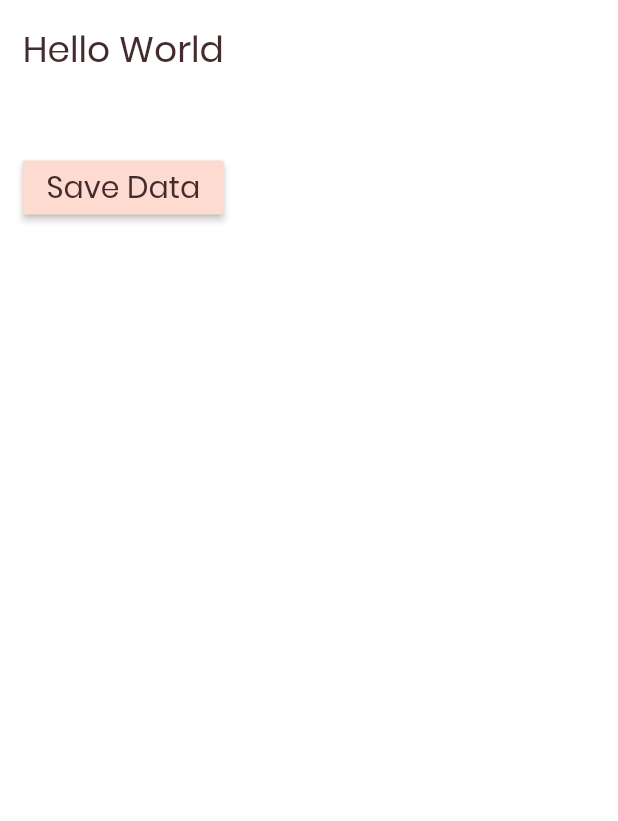
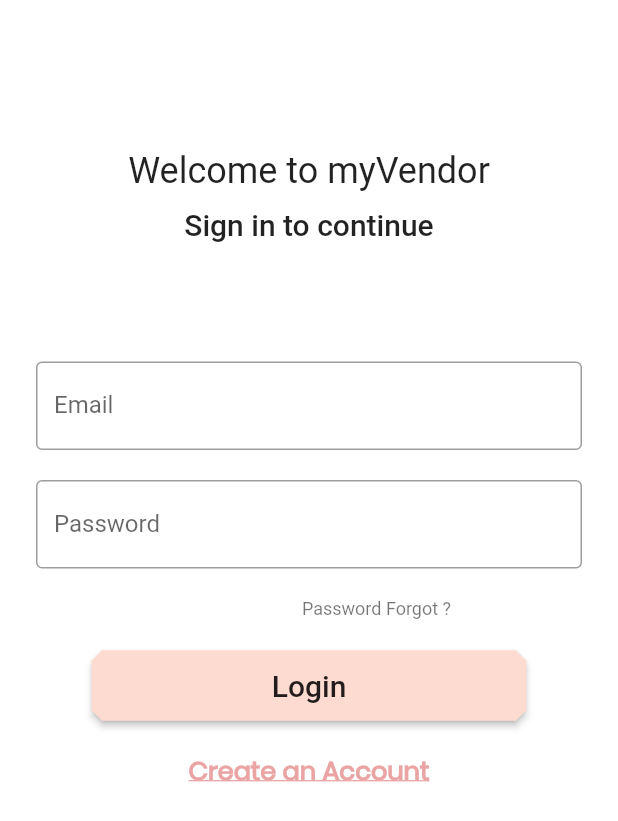
Before and after one commit to verdotte/my-vendor, a Flutter app: the screen it shows after launch, on a phone screen of 412 x 824 dp. Shown: the top 821 px of the screen. Run offline on Flutter 3.47's test engine with Material 2 defaults, Android fonts, the phone set to English and light mode, and no system bars.

Commit message:
Auth pages design and validation

```diff
--- a/lib/component/colors.dart
+++ b/lib/component/colors.dart
@@ -11,3 +11,11 @@ const mSellerErrorRed = const Color(0xFFC5032B);
 
 const mSellerSurfaceWhite = const Color(0xFFFFFBFA);
 const mSellerBackgroundWhite = Colors.white;
+
+const linkStyle = TextStyle(
+  color: mSeller400,
+  fontWeight: FontWeight.bold,
+  decoration: TextDecoration.underline,
+  fontFamily: 'Poppin',
+  fontSize: 17.0,
+);
--- /dev/null
+++ b/lib/screen/login.dart
@@ -0,0 +1,108 @@
+import 'package:flutter/cupertino.dart';
+import 'package:flutter/material.dart';
+import 'package:vendor/validator/validation.dart';
+import 'package:vendor/component/colors.dart';
+
+class Login extends StatefulWidget {
+  @override
+  _LoginState createState() => _LoginState();
+}
+
+class _LoginState extends State<Login> {
+  GlobalKey<FormState> _loginKey = GlobalKey();
+  bool _valid = false;
+
+  @override
+  Widget build(BuildContext context) {
+    return Scaffold(
+      body: SafeArea(
+        child: ListView(
+          padding: EdgeInsets.symmetric(horizontal: 24.0),
+          children: <Widget>[
+            Form(
+              key: _loginKey,
+              autovalidate: _valid,
+              child: Column(
+                children: <Widget>[
+                  SizedBox(height: 100.0),
+                  Text(
+                    'Welcome to myVendor',
+                    style: Theme.of(context).textTheme.headline,
+                  ),
+                  SizedBox(height: 10.0),
+                  Text(
+                    'Sign in to continue',
+                    style: Theme.of(context).textTheme.title,
+                  ),
+                  SizedBox(height: 80.0),
+                  TextFormField(
+                      decoration: InputDecoration(
+                        labelText: "Email",
+                        border: OutlineInputBorder(),
+                      ),
+                      keyboardType: TextInputType.emailAddress,
+                      validator: Validation.emailValidate),
+                  SizedBox(height: 20.0),
+                  TextFormField(
+                      decoration: InputDecoration(
+                        labelText: "Password",
+                        border: OutlineInputBorder(),
+                      ),
+                      keyboardType: TextInputType.emailAddress,
+                      validator: Validation.passwordValidate),
+                  SizedBox(height: 20.0),
+                  Padding(
+                    padding: const EdgeInsets.only(left: 90.0),
+                    child: InkWell(
+                      child: Text(
+                        'Password Forgot ?',
+                        style: Theme.of(context).textTheme.caption,
+                        textAlign: TextAlign.end,
+                      ),
+                      onTap: () {
+                        Navigator.pushNamed(context, '/reset');
+                      },
+                    ),
+                  ),
+                  SizedBox(height: 20.0),
+                  RaisedButton(
+                    onPressed: () {
+                      checkField();
+                    },
+                    child: Text(
+                      'Login',
+                      style: Theme.of(context).textTheme.title,
+                    ),
+                    shape: BeveledRectangleBorder(
+                      borderRadius: BorderRadius.all(Radius.circular(7.0)),
+                    ),
+                    padding: EdgeInsets.only(
+                        left: 120.0, right: 120.0, top: 12.0, bottom: 12.0),
+                  ),
+                  SizedBox(height: 20.0),
+                  InkWell(
+                    child: Text(
+                      'Create an Account',
+                      style: linkStyle,
+                    ),
+                    onTap: (){
+                      Navigator.pushReplacementNamed(context, '/register');
+                    },
+                  ),
+                ],
+              ),
+            ),
+          ],
+        ),
+      ),
+    );
+  }
+
+  checkField() {
+    if (!_loginKey.currentState.validate()) {
+      setState(() {
+        _valid = true;
+      });
+    }
+  }
+}
--- a/lib/screen/splashScreen.dart
+++ b/lib/screen/splashScreen.dart
@@ -1,6 +1,7 @@
+import 'dart:async';
+
 import 'package:flutter/cupertino.dart';
 import 'package:flutter/material.dart';
-import 'package:cloud_firestore/cloud_firestore.dart';
 
 class SplashScreen extends StatefulWidget {
   @override
@@ -8,30 +9,30 @@ class SplashScreen extends StatefulWidget {
 }
 
 class _SplashScreenState extends State<SplashScreen> {
+
+  @override
+  void initState() {
+    super.initState();
+    //method call
+    splashMethod();
+  }
+
   @override
   Widget build(BuildContext context) {
     return Scaffold(
       body: SafeArea(
         child: Container(
-          child: Padding(
-            padding: const EdgeInsets.all(15.0),
+          child: Center(
             child: Column(
               children: <Widget>[
-                Text(
-                  'Hello World',
-                  textAlign: TextAlign.center,
-                  style: Theme.of(context).textTheme.headline,
-                ),
-                SizedBox(height: 50.0),
-                RaisedButton(
-                  onPressed: (){
-                  },
-                  child: Text(
-                    'Save Data',
-                    textAlign: TextAlign.center,
-                    style: Theme.of(context).textTheme.title,
-                  ),
-                ),
+                SizedBox(height: 150.0),
+                Image.asset('asset/images/supplier.png'),
+                SizedBox(height: 230.0),
+                Text('myVendor', style: Theme.of(context).textTheme.headline),
+                SizedBox(height: 10.0),
+                Text('powered by', style: Theme.of(context).textTheme.caption),
+                SizedBox(height: 10.0),
+                Text('Ignoto', style: Theme.of(context).textTheme.title),
               ],
             ),
           ),
@@ -39,4 +40,8 @@ class _SplashScreenState extends State<SplashScreen> {
       ),
     );
   }
+
+  Future<Timer>splashMethod() async{
+    return new Timer(Duration(seconds: 2), () => Navigator.pushReplacementNamed(context, '/login'));
+  }
 }
--- /dev/null
+++ b/lib/validator/validation.dart
@@ -0,0 +1,34 @@
+
+class Validation {
+
+  static String emailValidate (String email) {
+    if(email.isEmpty){
+      return 'Email is required';
+    }
+    if(!RegExp(r"^[a-zA-Z0-9.a-zA-Z0-9.!#$%&'*+-/=?^_`{|}~]+@[a-zA-Z0-9]+\.[a-zA-Z]+").hasMatch(email)){
+      return 'Wrong Email';
+    }
+    return null;
+  }
+
+  static String passwordValidate (String pass){
+    if(pass.isEmpty){
+      return 'Password is required';
+    }
+    return null;
+  }
+
+  static String phoneValidate (String num) {
+    if(num.isEmpty){
+      return 'Phone Number is required';
+    }
+    return null;
+  }
+
+  static String usernameValidate (String pass){
+    if(pass.isEmpty){
+      return 'Username is required';
+    }
+    return null;
+  }
+}
```
Also changed, not shown: lib/app.dart (+16 -7 lines), lib/screen/register.dart (added, +108 -0 lines), lib/screen/resetPassword.dart (added, +77 -0 lines), pubspec.yaml (+7 -4 lines), asset/images/logo.png (added), asset/images/supplier.png (added), pubspec.lock.
